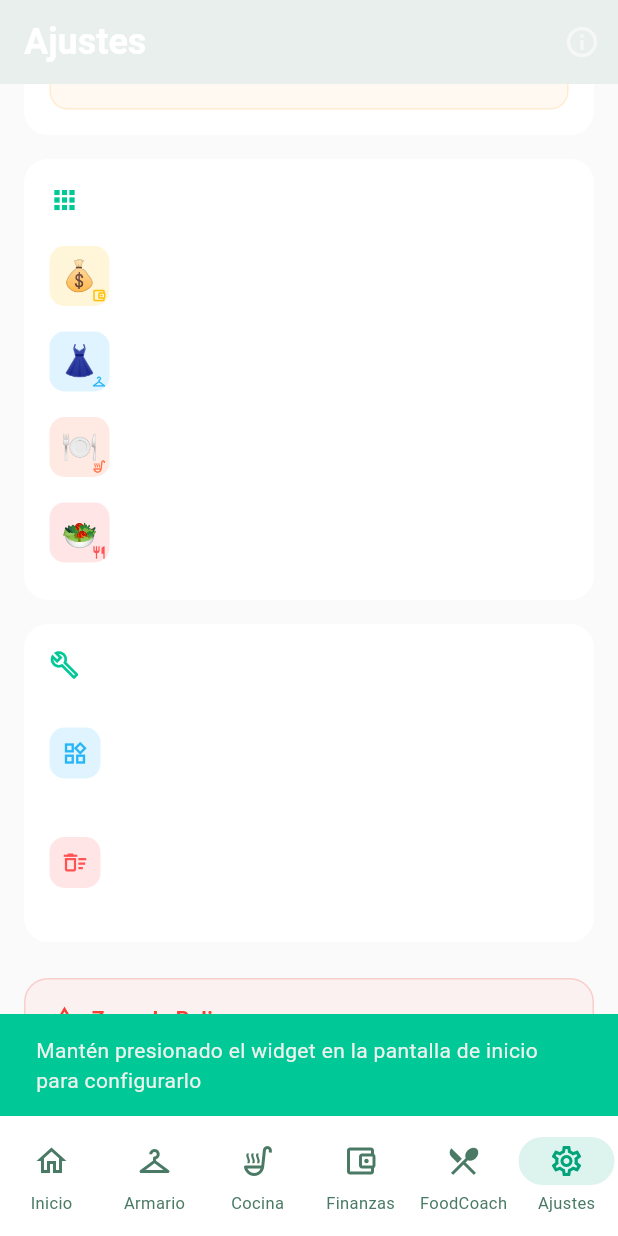
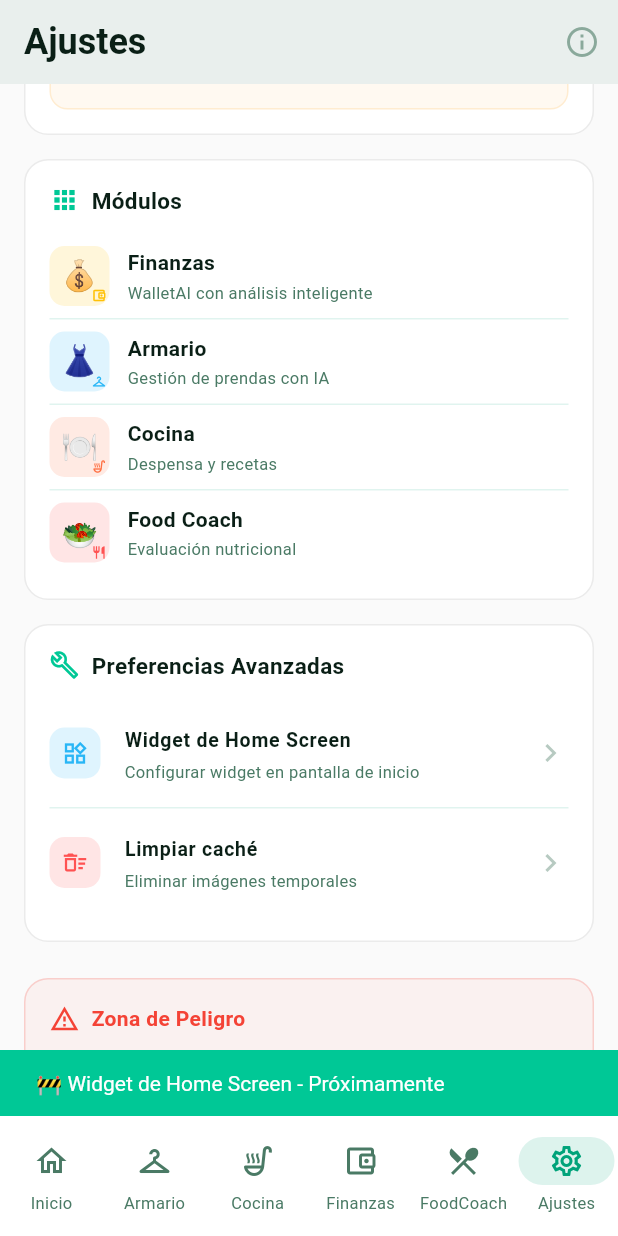
Before and after one commit to Oshiro20/MyLifeOS, a Flutter app: the SettingsScreen screen opened by its route, scrolled down 576 dp, after a tap on "Widget de Home Screen", on a phone screen of 412 x 824 dp. Run offline on Flutter 3.47's test engine with Material 3 defaults, Android fonts, the phone set to English and light mode, and no system bars; our stand-ins replace connectivity_plus, dio, drift, drift_flutter, equatable, file_picker and 13 more; missing offline and left inert: home_widget, local_rembg, receive_sharing_intent; accounts and stored records are empty; generated files the repository leaves out were written again; network calls fail; statements that could not run were skipped.

Commit message:
fix: Corrige 5 problemas reportados por el usuario

```diff
--- a/apps/mobile/lib/main.dart
+++ b/apps/mobile/lib/main.dart
@@ -309,6 +309,15 @@ class _MyLifeOSAppState extends ConsumerState<MyLifeOSApp> {
           labelStyle: const TextStyle(color: Color(0xFF0A1F16)),
           side: const BorderSide(color: Color(0xFF00A37A), width: 0.5),
         ),
+        // Ensure dialogs and alerts have proper light mode text
+        dialogBackgroundColor: const Color(0xFFFFFFFF),
+        listTileTheme: const ListTileThemeData(
+          textColor: Color(0xFF0A1F16),
+          iconColor: Color(0xFF4A7A65),
+        ),
+        snackBarTheme: const SnackBarThemeData(
+          contentTextStyle: TextStyle(color: Color(0xFFFFFFFF)),
+        ),
       );
 }
 
--- a/apps/mobile/lib/widgets/update_dialog.dart
+++ b/apps/mobile/lib/widgets/update_dialog.dart
@@ -1,5 +1,5 @@
 import 'package:flutter/material.dart';
-import 'services/mylifeos_update_service.dart';
+import '../services/mylifeos_update_service.dart';
 
 class MyLifeOSUpdateDialog extends StatefulWidget {
   final GithubRelease release;
@@ -143,7 +143,8 @@ class _MyLifeOSUpdateDialogState extends State<MyLifeOSUpdateDialog> {
         const SizedBox(height: 24),
         const Text(
           'Descargando actualización...',
-          style: TextStyle(color: Colors.white, fontSize: 16, fontWeight: FontWeight.bold),
+          style: TextStyle(
+              color: Colors.white, fontSize: 16, fontWeight: FontWeight.bold),
         ),
         const SizedBox(height: 16),
         LinearProgressIndicator(
--- a/packages/core/lib/src/backup/auto_backup_service.dart
+++ b/packages/core/lib/src/backup/auto_backup_service.dart
@@ -1,9 +1,12 @@
 import 'package:flutter/foundation.dart';
+import 'package:shared_preferences/shared_preferences.dart';
 
 /// Servicio de backup automático programado con WorkManager.
 /// NOTA: WorkManager temporalmente deshabilitado - actualizar a workmanager 0.9.0+
-/// Las referencias a WorkManager están comentadas para permitir la compilación.
+/// El estado enabled/disabled se guarda en SharedPreferences.
 class AutoBackupService {
+  static const String _prefsKey = 'auto_backup_enabled';
+
   AutoBackupService();
 
   /// Inicializa el servicio de backup automático.
@@ -12,20 +15,24 @@ class AutoBackupService {
         '⚠️ [AutoBackup] WorkManager temporalmente deshabilitado - actualizar a 0.9.0+');
   }
 
-  /// Habilita el backup automático y programa la tarea.
+  /// Habilita el backup automático y guarda el estado.
   static Future<void> enable() async {
-    debugPrint(
-        '⚠️ [AutoBackup] WorkManager no disponible - actualizar dependencia');
+    final prefs = await SharedPreferences.getInstance();
+    await prefs.setBool(_prefsKey, true);
+    debugPrint('✅ [AutoBackup] Backup automático habilitado');
   }
 
-  /// Deshabilita el backup automático y cancela la tarea.
+  /// Deshabilita el backup automático y guarda el estado.
   static Future<void> disable() async {
+    final prefs = await SharedPreferences.getInstance();
+    await prefs.setBool(_prefsKey, false);
     debugPrint('❌ [AutoBackup] Backup automático deshabilitado');
   }
 
   /// Verifica si el backup automático está habilitado.
   static Future<bool> isEnabled() async {
-    return false;
+    final prefs = await SharedPreferences.getInstance();
+    return prefs.getBool(_prefsKey) ?? false;
   }
 
   /// Programa un backup diario cada 24 horas.
--- a/packages/features/settings/lib/src/screens/settings_screen.dart
+++ b/packages/features/settings/lib/src/screens/settings_screen.dart
@@ -2,7 +2,6 @@ import 'package:flutter/material.dart';
 import 'package:flutter_riverpod/flutter_riverpod.dart';
 import 'package:file_picker/file_picker.dart';
 import 'package:package_info_plus/package_info_plus.dart';
-import 'package:url_launcher/url_launcher.dart';
 import 'package:core/core.dart';
 import '../providers/backup_provider.dart';
 import '../providers/theme_provider.dart';
@@ -47,17 +46,20 @@ class _SettingsScreenState extends ConsumerState<SettingsScreen> {
       appBar: AppBar(
         backgroundColor: Colors.transparent,
         elevation: 0,
-        title: const Text(
+        title: Text(
           'Ajustes',
           style: TextStyle(
-            color: Colors.white,
+            color: isDark ? Colors.white : const Color(0xFF0A1F16),
             fontWeight: FontWeight.w700,
             fontSize: 24,
           ),
         ),
         actions: [
           IconButton(
-            icon: const Icon(Icons.info_outline, color: Colors.white54),
+            icon: Icon(Icons.info_outline,
+                color: isDark
+                    ? Colors.white54
+                    : const Color(0xFF4A7A65).withValues(alpha: 0.6)),
             onPressed: () => _showAboutDialog(context),
             tooltip: 'Acerca de',
           ),
@@ -185,10 +187,12 @@ class _ProfileCard extends StatelessWidget {
     return Container(
       padding: const EdgeInsets.all(20),
       decoration: BoxDecoration(
-        gradient: const LinearGradient(
+        gradient: LinearGradient(
           begin: Alignment.topLeft,
           end: Alignment.bottomRight,
-          colors: [Color(0xFF0F2017), Color(0xFF1A3A28)],
+          colors: isDark
+              ? const [Color(0xFF0F2017), Color(0xFF1A3A28)]
+              : const [Color(0xFFE0F7F0), Color(0xFFB2DFDB)],
         ),
         borderRadius: BorderRadius.circular(20),
       ),
@@ -198,21 +202,26 @@ class _ProfileCard extends StatelessWidget {
             width: 56,
             height: 56,
             decoration: BoxDecoration(
-              color: Colors.white.withValues(alpha: 0.15),
+              color: isDark
+                  ? Colors.white.withValues(alpha: 0.15)
+                  : const Color(0xFF00A37A).withValues(alpha: 0.2),
               borderRadius: BorderRadius.circular(16),
             ),
-            child:
-                const Icon(Icons.person_outline, color: Colors.white, size: 28),
+            child: Icon(
+              Icons.person_outline,
+              color: isDark ? Colors.white : const Color(0xFF0A1F16),
+              size: 28,
+            ),
           ),
           const SizedBox(width: 16),
           Expanded(
             child: Column(
               crossAxisAlignment: CrossAxisAlignment.start,
               children: [
-                const Text(
+                Text(
                   'MyLifeOS',
                   style: TextStyle(
-                    color: Colors.white,
+                    color: isDark ? Colors.white : const Color(0xFF0A1F16),
                     fontSize: 18,
                     fontWeight: FontWeight.w700,
                   ),
@@ -221,7 +230,9 @@ class _ProfileCard extends StatelessWidget {
                 Text(
                   appVersion,
                   style: TextStyle(
-                    color: Colors.white.withValues(alpha: 0.6),
+                    color: isDark
+                        ? Colors.white.withValues(alpha: 0.6)
+                        : const Color(0xFF4A7A65),
                     fontSize: 12,
                   ),
                 ),
@@ -270,6 +281,7 @@ class _AppearanceSection extends ConsumerWidget {
             label: 'Claro',
             icon: Icons.light_mode_outlined,
             selected: current == ThemeMode.light,
+            isDark: isDark,
             onTap: () =>
                 ref.read(themeModeProvider.notifier).setTheme(ThemeMode.light),
           ),
@@ -278,6 +290,7 @@ class _AppearanceSection extends ConsumerWidget {
             label: 'Sistema',
             icon: Icons.brightness_auto_outlined,
             selected: current == ThemeMode.system,
+            isDark: isDark,
             onTap: () =>
                 ref.read(themeModeProvider.notifier).setTheme(ThemeMode.system),
           ),
@@ -286,6 +299,7 @@ class _AppearanceSection extends ConsumerWidget {
             label: 'Oscuro',
             icon: Icons.dark_mode_outlined,
             selected: current == ThemeMode.dark,
+            isDark: isDark,
             onTap: () =>
                 ref.read(themeModeProvider.notifier).setTheme(ThemeMode.dark),
           ),
@@ -299,17 +313,20 @@ class _ThemeChip extends StatelessWidget {
   final String label;
   final IconData icon;
   final bool selected;
+  final bool isDark;
   final VoidCallback onTap;
 
   const _ThemeChip({
     required this.label,
     required this.icon,
     required this.selected,
+    required this.isDark,
     required this.onTap,
   });
 
   @override
   Widget build(BuildContext context) {
+    final unselectedColor = isDark ? Colors.white54 : const Color(0xFF4A7A65);
     return Expanded(
       child: GestureDetector(
         onTap: onTap,
@@ -319,12 +336,16 @@ class _ThemeChip extends StatelessWidget {
           decoration: BoxDecoration(
             color: selected
                 ? const Color(0xFF00C896).withValues(alpha: 0.2)
-                : Colors.white.withValues(alpha: 0.05),
+                : isDark
+                    ? Colors.white.withValues(alpha: 0.05)
+                    : const Color(0xFF00A37A).withValues(alpha: 0.08),
             borderRadius: BorderRadius.circular(12),
             border: Border.all(
               color: selected
                   ? const Color(0xFF00C896)
-                  : Colors.white.withValues(alpha: 0.1),
+                  : isDark
+                      ? Colors.white.withValues(alpha: 0.1)
+                      : const Color(0xFF00A37A).withValues(alpha: 0.2),
               width: 1.5,
             ),
           ),
@@ -333,7 +354,7 @@ class _ThemeChip extends StatelessWidget {
               Icon(
                 icon,
                 size: 20,
-                color: selected ? const Color(0xFF00C896) : Colors.white54,
+                color: selected ? const Color(0xFF00C896) : unselectedColor,
               ),
               const SizedBox(height: 4),
               Text(
@@ -341,7 +362,7 @@ class _ThemeChip extends StatelessWidget {
                 style: TextStyle(
                   fontSize: 11,
                   fontWeight: selected ? FontWeight.w700 : FontWeight.w500,
-                  color: selected ? const Color(0xFF00C896) : Colors.white54,
+                  color: selected ? const Color(0xFF00C896) : unselectedColor,
                 ),
               ),
             ],
@@ -406,6 +427,9 @@ class _BackupSection extends StatelessWidget {
             future: AutoBackupService.isEnabled(),
             builder: (context, snapshot) {
               final isEnabled = snapshot.data ?? false;
+              final textColor = isDark ? Colors.white : const Color(0xFF0A1F16);
+              final subtitleColor =
+                  isDark ? Colors.white54 : const Color(0xFF4A7A65);
               return ListTile(
                 contentPadding: EdgeInsets.zero,
                 leading: Container(
@@ -417,17 +441,17 @@ class _BackupSection extends StatelessWidget {
                   child: const Icon(Icons.autorenew,
                       color: Color(0xFFFFB74D), size: 18),
                 ),
-                title: const Text(
+                title: Text(
                   'Backup automático',
                   style: TextStyle(
-                    color: Colors.white,
+                    color: textColor,
                     fontSize: 13,
                     fontWeight: FontWeight.w600,
                   ),
                 ),
-                subtitle: const Text(
+                subtitle: Text(
                   'Cada 24 horas en background',
-                  style: TextStyle(color: Colors.white54, fontSize: 11),
+                  style: TextStyle(color: subtitleColor, fontSize: 11),
                 ),
                 trailing: Switch(
                   value: isEnabled,
@@ -671,7 +695,9 @@ class _BackupActionTile extends StatelessWidget {
                   Text(
                     subtitle,
                     style: TextStyle(
-                      color: Colors.white.withValues(alpha: 0.5),
+                      color: Theme.of(context).brightness == Brightness.dark
+                          ? Colors.white.withValues(alpha: 0.5)
+                          : const Color(0xFF4A7A65),
                       fontSize: 11,
                     ),
                   ),
@@ -695,6 +721,9 @@ class _ModulesSection extends StatelessWidget {
 
   @override
   Widget build(BuildContext context) {
+    final dividerColor = isDark
+        ? Colors.white10
+        : const Color(0xFF00A37A).withValues(alpha: 0.12);
     return _SectionCard(
       isDark: isDark,
       icon: Icons.apps_outlined,
@@ -707,30 +736,34 @@ class _ModulesSection extends StatelessWidget {
             name: 'Finanzas',
             description: 'WalletAI con análisis inteligente',
             color: const Color(0xFFFFC107),
+            isDark: isDark,
           ),
-          const Divider(height: 1, color: Colors.white10),
+          Divider(height: 1, color: dividerColor),
           _ModuleTile(
             emoji: '👗',
             icon: Icons.checkroom_outlined,
             name: 'Armario',
             description: 'Gestión de prendas con IA',
             color: const Color(0xFF29B6F6),
+            isDark: isDark,
           ),
-          const Divider(height: 1, color: Colors.white10),
+          Divider(height: 1, color: dividerColor),
           _ModuleTile(
             emoji: '🍽️',
             icon: Icons.soup_kitchen_outlined,
             name: 'Cocina',
             description: 'Despensa y recetas',
             color: const Color(0xFFFF7043),
+            isDark: isDark,
           ),
-          const Divider(height: 1, color: Colors.white10),
+          Divider(height: 1, color: dividerColor),
           _ModuleTile(
             emoji: '🥗',
             icon: Icons.restaurant_outlined,
             name: 'Food Coach',
             description: 'Evaluación nutricional',
             color: const Color(0xFFFF5252),
+            isDark: isDark,
           ),
         ],
       ),
@@ -744,6 +777,7 @@ class _ModuleTile extends StatelessWidget {
   final String name;
   final String description;
   final Color color;
+  final bool isDark;
 
   const _ModuleTile({
     required this.emoji,
@@ -751,6 +785,7 @@ class _ModuleTile extends StatelessWidget {
     required this.name,
     required this.description,
     required this.color,
+    this.isDark = true,
   });
 
   @override
@@ -785,8 +820,8 @@ class _ModuleTile extends StatelessWidget {
               children: [
                 Text(
                   name,
-                  style: const TextStyle(
-                    color: Colors.white,
+                  style: TextStyle(
+                    color: isDark ? Colors.white : const Color(0xFF0A1F16),
                     fontSize: 14,
                     fontWeight: FontWeight.w600,
                   ),
@@ -795,7 +830,9 @@ class _ModuleTile extends StatelessWidget {
                 Text(
                   description,
                   style: TextStyle(
-                    color: Colors.white.withValues(alpha: 0.5),
+                    color: isDark
+                        ? Colors.white.withValues(alpha: 0.5)
+                        : const Color(0xFF4A7A65),
                     fontSize: 11,
                   ),
                 ),
@@ -817,6 +854,14 @@ class _AdvancedSection extends StatelessWidget {
 
   @override
   Widget build(BuildContext context) {
+    final textColor = isDark ? Colors.white : const Color(0xFF0A1F16);
+    final subtitleColor = isDark ? Colors.white54 : const Color(0xFF4A7A65);
+    final dividerColor = isDark
+        ? Colors.white10
+        : const Color(0xFF00A37A).withValues(alpha: 0.12);
+    final chevronColor = isDark
+        ? Colors.white24
+        : const Color(0xFF4A7A65).withValues(alpha: 0.4);
     return _SectionCard(
       isDark: isDark,
       icon: Icons.build_outlined,
@@ -834,35 +879,28 @@ class _AdvancedSection extends StatelessWidget {
               child: const Icon(Icons.widgets_outlined,
                   color: Color(0xFF29B6F6), size: 18),
             ),
-            title: const Text(
+            title: Text(
               'Widget de Home Screen',
               style: TextStyle(
-                  color: Colors.white,
-                  fontSize: 13,
-                  fontWeight: FontWeight.w600),
+                  color: textColor, fontSize: 13, fontWeight: FontWeight.w600),
             ),
-            subtitle: const Text(
+            subtitle: Text(
               'Configurar widget en pantalla de inicio',
-              style: TextStyle(color: Colors.white54, fontSize: 11),
+              style: TextStyle(color: subtitleColor, fontSize: 11),
             ),
-            trailing: const Icon(Icons.chevron_right, color: Colors.white24),
-            onTap: () async {
-              // Abrir configuración de widgets de Android
-              final uri = Uri.parse('package:com.mylifeos.app/widget_config');
-              if (!await launchUrl(uri)) {
+            trailing: Icon(Icons.chevron_right, color: chevronColor),
+            onTap: () {
               if (context.mounted) {
                 ScaffoldMessenger.of(context).showSnackBar(
                   const SnackBar(
-                      content: Text(
-                          'Mantén presionado el widget en la pantalla de inicio para configurarlo'),
+                    content: Text('🚧 Widget de Home Screen - Próximamente'),
                     backgroundColor: Color(0xFF00C896),
                   ),
                 );
               }
-              }
             },
           ),
-          const Divider(height: 1, color: Colors.white10),
+          Divider(height: 1, color: dividerColor),
           ListTile(
             contentPadding: EdgeInsets.zero,
             leading: Container(
@@ -874,18 +912,16 @@ class _AdvancedSection extends StatelessWidget {
               child: const Icon(Icons.delete_sweep_outlined,
                   color: Color(0xFFFF5252), size: 18),
             ),
-            title: const Text(
+            title: Text(
               'Limpiar caché',
               style: TextStyle(
-                  color: Colors.white,
-                  fontSize: 13,
-                  fontWeight: FontWeight.w600),
+                  color: textColor, fontSize: 13, fontWeight: FontWeight.w600),
             ),
-            subtitle: const Text(
+            subtitle: Text(
               'Eliminar imágenes temporales',
-              style: TextStyle(color: Colors.white54, fontSize: 11),
+              style: TextStyle(color: subtitleColor, fontSize: 11),
             ),
-            trailing: const Icon(Icons.chevron_right, color: Colors.white24),
+            trailing: Icon(Icons.chevron_right, color: chevronColor),
             onTap: () => _clearCache(context),
           ),
         ],
@@ -1131,12 +1167,16 @@ class _SectionCard extends StatelessWidget {
 
   @override
   Widget build(BuildContext context) {
+    final textColor = isDark ? Colors.white : const Color(0xFF0A1F16);
     return Container(
       padding: const EdgeInsets.all(16),
       decoration: BoxDecoration(
         color: isDark ? const Color(0xFF111814) : Colors.white,
         borderRadius: BorderRadius.circular(16),
-        border: Border.all(color: Colors.white.withValues(alpha: 0.06)),
+        border: Border.all(
+            color: isDark
+                ? Colors.white.withValues(alpha: 0.06)
+                : Colors.black.withValues(alpha: 0.08)),
       ),
       child: Column(
         crossAxisAlignment: CrossAxisAlignment.start,
@@ -1147,8 +1187,8 @@ class _SectionCard extends StatelessWidget {
               const SizedBox(width: 8),
               Text(
                 title,
-                style: const TextStyle(
-                  color: Colors.white,
+                style: TextStyle(
+                  color: textColor,
                   fontSize: 15,
                   fontWeight: FontWeight.w700,
                 ),
```
Also changed, not shown: packages/features/armario/lib/src/screens/dashboard_tab.dart (+92 -14 lines), packages/features/cocina/lib/src/screens/recipes_tab.dart (+13 -0 lines), pubspec.lock. Lines whose indentation alone changed are shown as unchanged.
